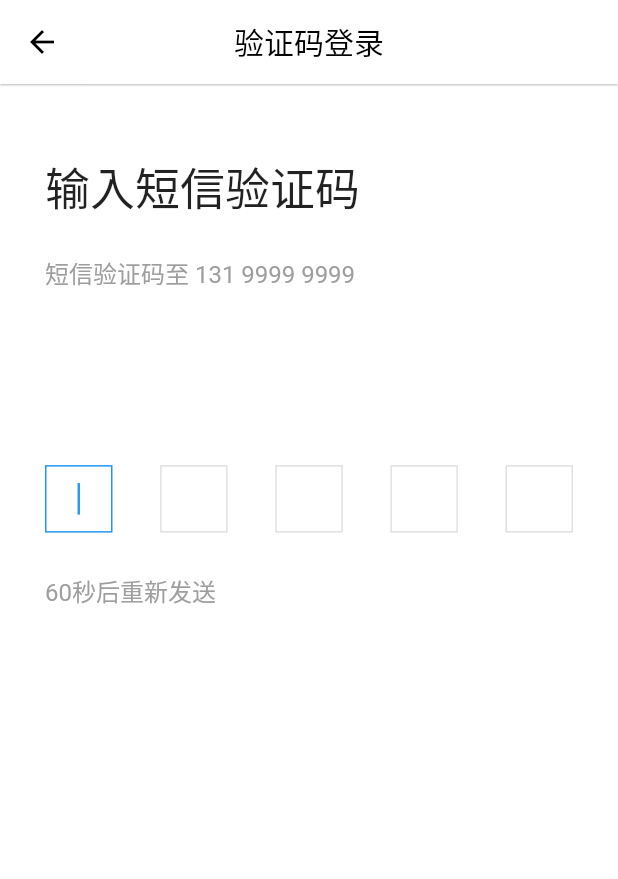
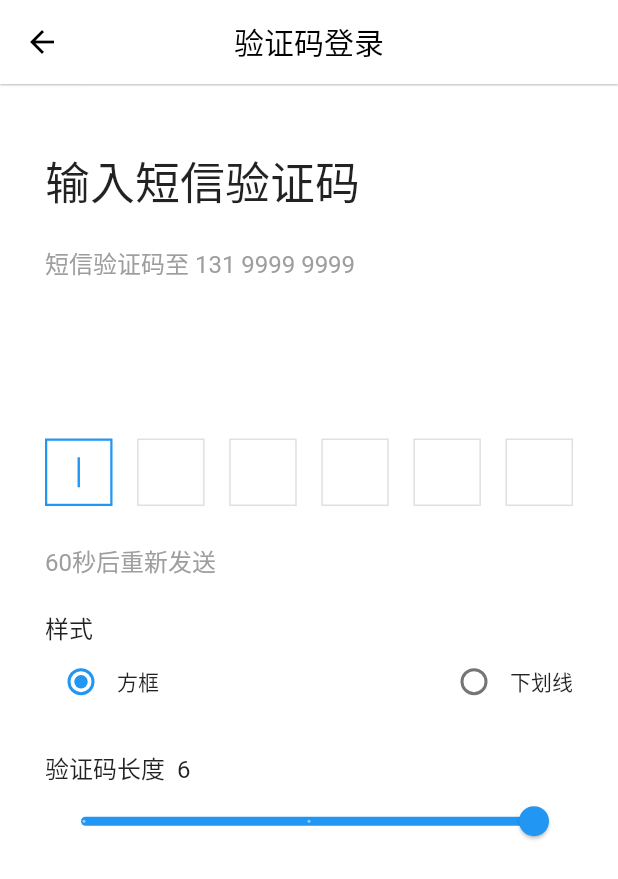
Before and after one commit to sweatfryash/code_input_filed, a Flutter app: the screen it shows after launch, on a phone screen of 412 x 824 dp. Shown: the top 879 px of the screen. Run offline on Flutter 3.47's test engine with Material 2 defaults, Android fonts, the phone set to English and light mode, and no system bars.

Commit message:
1.新增下划线样式。2.主界面可调节样式与验证码长度（4-6，其他的长度不常见也不好看）。

```diff
--- a/lib/code_input_row.dart
+++ b/lib/code_input_row.dart
@@ -1,12 +1,19 @@
+import 'package:codeinput/square_input_cell.dart';
+import 'package:codeinput/underline_input_cell.dart';
 import 'package:flutter/material.dart';
 
-import 'input_cell.dart';
+
+enum CodeInputType{
+  squareBox,  //方框类型
+  underLine   //下划线类型
+}
 
 class CodeInputRow extends StatefulWidget{
   ///[code]已经输入验证码 [length]需要几个框，即规定的验证码的长度
   final String code;
   final int length;
-  const CodeInputRow({Key key, this.code, this.length}) : super(key: key);
+  final CodeInputType type;
+  const CodeInputRow({Key key, this.code, this.length, this.type}) : super(key: key);
 
   @override
   _CodeInputRowState createState() => _CodeInputRowState();
@@ -23,12 +30,25 @@ class _CodeInputRowState extends State<CodeInputRow> {
   @override
   Widget build(BuildContext context) {
     List<Widget> _newCells = List();
-    for(int i = 1;i<=widget.length;i++){
-      _newCells.add(InputCell(isFocused: widget.code.length == i-1, text: widget.code.length>=i?widget.code.substring(i-1,i):''));
+    if(widget.type == CodeInputType.squareBox){
+      for(int i = 1;i<=widget.length;i++){
+        _newCells.add(
+            SquareInputCell(
+                isFocused: widget.code.length == i-1,
+                text: widget.code.length>=i?widget.code.substring(i-1,i):''));
+      }
+    }else{
+      for(int i = 1;i<=widget.length;i++){
+        _newCells.add(
+            UnderlineInputCell(
+                isFocused: widget.code.length == i-1,
+                text: widget.code.length>=i?widget.code.substring(i-1,i):''));
+      }
     }
+
     _cells=_newCells;
     return Row(
-      mainAxisAlignment: MainAxisAlignment.spaceBetween,
+      mainAxisAlignment: widget.length==4?MainAxisAlignment.spaceEvenly:MainAxisAlignment.spaceBetween,
       children: _cells,
     );
   }
--- a/lib/home_page.dart
+++ b/lib/home_page.dart
@@ -1,5 +1,4 @@
 import 'package:codeinput/code_input_row.dart';
-import 'package:codeinput/input_cell.dart';
 import 'package:flutter/material.dart';
 import 'package:flutter/services.dart';
 
@@ -11,7 +10,9 @@ class MyHomePage extends StatefulWidget {
 class _MyHomePageState extends State<MyHomePage> {
   TextEditingController _controller = TextEditingController();
   String _code = '';
-  var _length=5; //验证码长度，输入框框的个数
+  var _length=6; //验证码长度，输入框框的个数
+  var _type = CodeInputType.squareBox;
+  double _sliderProcess=6.0;
   @override
   void initState() {
     super.initState();
@@ -53,8 +54,9 @@ class _MyHomePageState extends State<MyHomePage> {
                     InputCell(isFocused: _code.length == 5, text: _code.length>=6?_code.substring(5,6):'',),
                   ],
                 )*/
+                ///[CodeInputRow]其实就是上面这段注释的代码里的Row封装一下
                 //验证码输入框整行，
-                CodeInputRow(code: _code,length: _length),
+                CodeInputRow(code: _code,length: _length,type: _type),
                 Opacity(
                   opacity: 0,
                   child: TextField(
@@ -96,7 +98,58 @@ class _MyHomePageState extends State<MyHomePage> {
             ),
             Expanded(flex: 1, child: Container()),
             Text("60秒后重新发送", style: TextStyle(fontSize: 16, color: Colors.grey)),
-            Expanded(flex: 18, child: Container()),
+            Expanded(flex: 1, child: Container()),
+            Text('样式',style: TextStyle(fontSize: 16)),
+            Row(
+              mainAxisAlignment: MainAxisAlignment.spaceBetween,
+              children: <Widget>[
+                Row(
+                  children: <Widget>[
+                    Radio(
+                      value: CodeInputType.squareBox,
+                      groupValue: _type,
+                      onChanged: (v){
+                        _type = v;
+                        setState(() {});
+                      },
+                    ),
+                    Text('方框'),
+                  ],
+                ),
+                Row(
+                  children: <Widget>[
+                    Radio(
+                      value: CodeInputType.underLine,
+                      groupValue: _type,
+                      onChanged: (v){
+                        _type = v;
+                        setState(() {});
+                      },
+                    ),
+                    Text('下划线'),
+                  ],
+                ),
+              ],
+            ),
+            Expanded(flex: 1, child: Container()),
+            Text('验证码长度  $_length',style: TextStyle(fontSize: 16)),
+            Slider(
+              max: 6.0,
+              min: 4.0,
+              divisions: 2,
+              value: _sliderProcess,
+              onChanged: (v){
+                _sliderProcess = v;
+                setState(() {});
+              },
+              onChangeEnd: (v){
+                _length = v.toInt();
+                _controller.text='';
+                _code='';
+                setState(() {});
+              },
+            ),
+            Expanded(flex: 12, child: Container()),
           ],
         ),
       ), // This trailing comma makes auto-formatting nicer for build methods.
--- a/lib/input_cell.dart
+++ b/lib/square_input_cell.dart
@@ -2,22 +2,22 @@ import 'dart:async';
 
 import 'package:flutter/material.dart';
 
-class InputCell extends StatefulWidget {
+class SquareInputCell extends StatefulWidget {
   final bool isFocused;
   final String text;
 
-  const InputCell({Key key, this.isFocused, this.text}) : super(key: key);
+  const SquareInputCell({Key key, this.isFocused, this.text}) : super(key: key);
   @override
-  State<StatefulWidget> createState() => _InputCellState();
+  State<StatefulWidget> createState() => _SquareInputCellState();
 }
 
-class _InputCellState extends State<InputCell> {
+class _SquareInputCellState extends State<SquareInputCell> {
   //未聚焦的边框
   final unfocusedDecoration = BoxDecoration(border: Border.all(color: Colors.grey[300]));
   //聚焦的边框
   final focusedDecoration = BoxDecoration(
     color: Colors.white,
-      border: Border.all(color: Colors.blue),
+      border: Border.all(color: Colors.blue,width: 1.5),
       /*boxShadow: [
         BoxShadow(color: Colors.blue[300],offset: Offset(1, 1),blurRadius: 0.5,),
         BoxShadow(color: Colors.blue[300], offset: Offset(-1, -1), blurRadius:0.5),
@@ -37,10 +37,14 @@ class _InputCellState extends State<InputCell> {
     super.initState();
       timer = Timer.periodic(Duration(seconds: 1), (timer) {
         cursorColor = Colors.transparent;
-        setState(() {});
+        if(mounted){
+          setState(() {});
+        }
         Future.delayed(Duration(milliseconds: 500), () {
           cursorColor = Colors.blue;
-          setState(() {});
+          if(mounted){
+            setState(() {});
+          }
         });
       });
   }
@@ -59,7 +63,7 @@ class _InputCellState extends State<InputCell> {
         style: TextStyle(fontSize: 22),
       ),
     );
-    focusedCell = Container(margin: EdgeInsets.symmetric(horizontal: 20.7, vertical: 11), color: cursorColor);
+    focusedCell = Container(margin: EdgeInsets.symmetric(horizontal: 20.2, vertical: 11), color: cursorColor);
 
     return Container(
       width: 45,
```
Also changed, not shown: lib/underline_input_cell.dart (added, +40 -0 lines).
